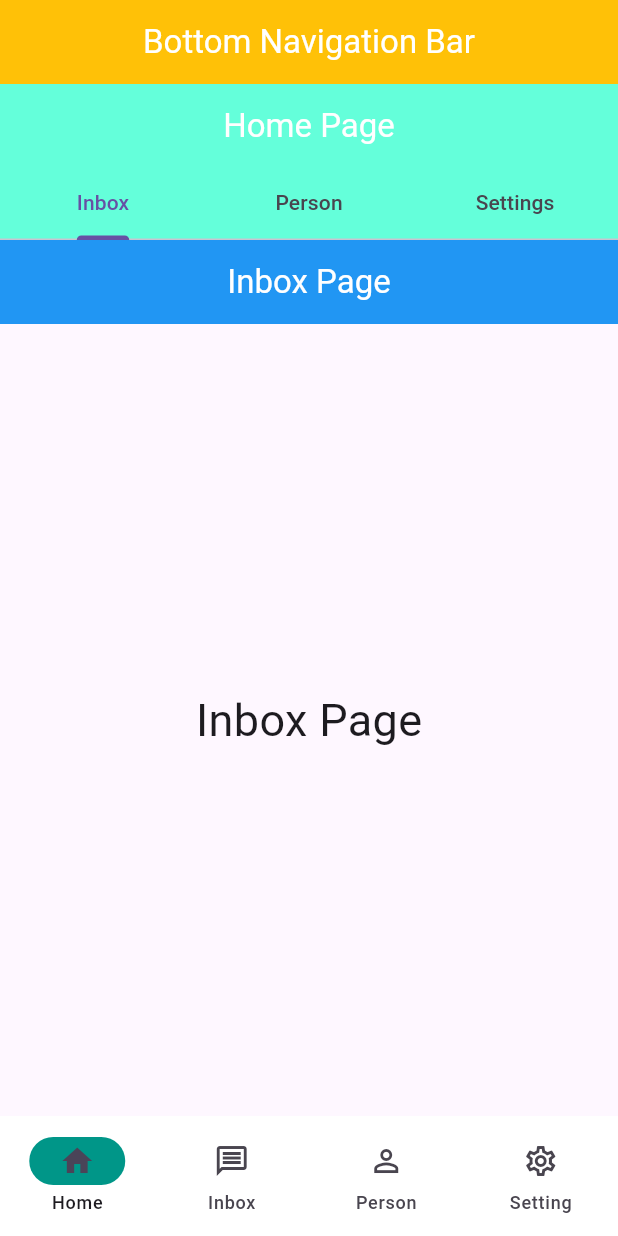
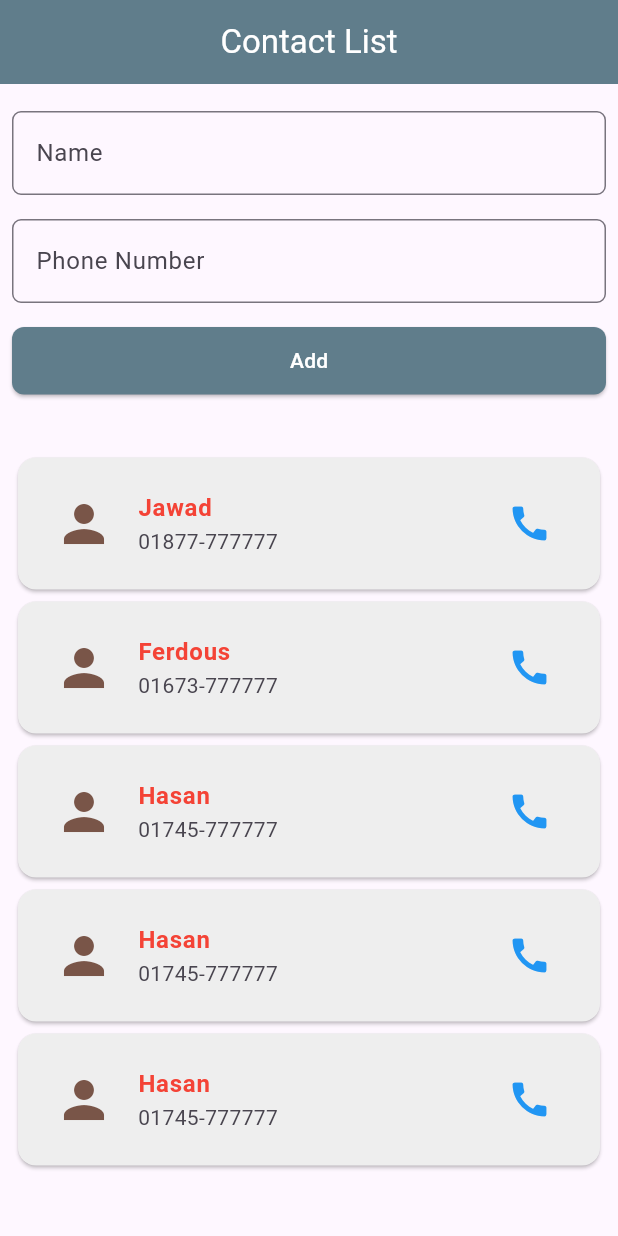
Before and after one commit to safi-ahmed43/Flutter-with-ostad, a Flutter app: the screen it shows after launch, on a phone screen of 412 x 824 dp. Run offline on Flutter 3.47's test engine with Material 3 defaults, Android fonts, the phone set to English and light mode, and no system bars; our stand-ins replace flutter_screenutil.

Commit message:
Module 7 Assignment

```diff
--- /dev/null
+++ b/Module 7/lib/Module7 Assigment/contact_list.dart
@@ -0,0 +1,140 @@
+import 'package:flutter/cupertino.dart';
+import 'package:flutter/material.dart';
+
+
+class ContactList extends StatelessWidget {
+  const ContactList({super.key});
+
+  @override
+  Widget build(BuildContext context) {
+    final _formKey = GlobalKey<FormState>();
+    List<Map<String, dynamic>> contacts = [
+      {
+        'name': 'Jawad',
+        'phone': '01877-777777',
+      },
+      {
+        'name': 'Ferdous',
+        'phone': '01673-777777',
+      },
+      {
+        'name': 'Hasan',
+        'phone': '01745-777777',
+      },
+      {
+        'name': 'Hasan',
+        'phone': '01745-777777',
+      },
+      {
+        'name': 'Hasan',
+        'phone': '01745-777777',
+      },
+    ];
+    return Scaffold(
+      appBar: AppBar(
+        title: Text('Contact List'),
+        backgroundColor: Colors.blueGrey,
+        foregroundColor: Colors.white,
+        centerTitle: true,
+      ),
+      body: Column(
+        children: [
+          SizedBox(height: 10,),
+          Form(
+              key: _formKey,
+              child: Column(
+            children: [
+              Padding(
+                padding: const EdgeInsets.all(8.0),
+                child: TextFormField(
+                  decoration: InputDecoration(
+                    border: OutlineInputBorder(
+                      borderRadius: BorderRadius.circular(6),
+                      borderSide: BorderSide(
+                        width: 3
+                      )
+                    ),
+                    labelText: 'Name',
+                    hintText: 'Enter name'
+                  ),
+                  validator: (value){
+                    if(value == null || value.isEmpty){
+                      return 'Please Enter a Name';
+                    }
+                    return null;
+                  },
+                ),
+              ),
+              Padding(
+                padding: const EdgeInsets.all(8.0),
+                child: TextFormField(
+                  decoration: InputDecoration(
+                    border: OutlineInputBorder(
+                      borderRadius: BorderRadius.circular(6),
+                      borderSide: BorderSide(
+                        width: 3
+                      )
+                    ),
+                    labelText: 'Phone Number',
+                    hintText: 'Enter Phone Number'
+                  ),
+                  validator: (value){
+                    if(value == null || value.isEmpty){
+                      return 'Please Enter a Phone Number';
+                    }
+                    return null;
+                  },
+                ),
+              ),
+              Padding(
+                padding: const EdgeInsets.all(8.0),
+                child: SizedBox(
+                  width: double.infinity,
+                  height: 45,
+                  child: ElevatedButton(
+                      onPressed: (){
+                        if (_formKey.currentState!.validate()) {
+                          print('Form is valid');
+                        }
+                      },
+                      style: ElevatedButton.styleFrom(
+                       backgroundColor: Colors.blueGrey,
+                        foregroundColor: Colors.white,
+                        shape: RoundedRectangleBorder(
+                          borderRadius: BorderRadius.circular(8)
+                        ),
+                      ),
+                      child: Text('Add')
+                  ),
+                ),
+              )
+            ],
+          )),
+          SizedBox(height: 30,),
+          Expanded(
+            child: ListView.builder(
+              itemCount: contacts.length,
+              itemBuilder: (context, index){
+                return Padding(
+                  padding: const EdgeInsets.symmetric(horizontal: 8),
+                  child: Card(
+                    color: Colors.grey[200],
+                    child: Padding(
+                      padding: const EdgeInsets.all(8.0),
+                      child: ListTile(
+                        title: Text(contacts[index]['name'],style: TextStyle(color: Colors.red,fontWeight: FontWeight.bold),),
+                        subtitle: Text(contacts[index]['phone']),
+                        leading: Icon(Icons.person,size: 40,color: Colors.brown,),
+                        trailing: Icon(Icons.call,size: 30,color: Colors.blue,),
+                      ),
+                    ),
+                  ),
+                );
+              },
+            ),
+          )
+        ],
+      ),
+    );
+  }
+}
--- a/Module 7/lib/main.dart
+++ b/Module 7/lib/main.dart
@@ -1,4 +1,5 @@
 
+import 'package:cart_card/Module7%20Assigment/contact_list.dart';
 import 'package:flutter/cupertino.dart';
 import 'package:flutter/material.dart';
 import 'package:flutter_screenutil/flutter_screenutil.dart';
@@ -20,7 +21,7 @@ class MyApp extends StatelessWidget {
       splitScreenMode: true,
       builder: (_,child){
         return MaterialApp(
-          home: BottomNav(),
+          home: ContactList(),
         );
       },
     );
```
